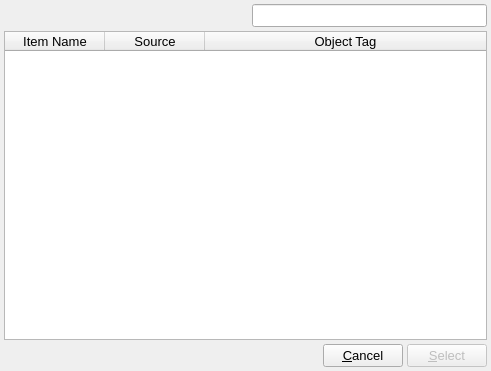
Qt form src/gui/selectgenericitemdialog.ui (disorderedmaterials/dissolve) before a commit.
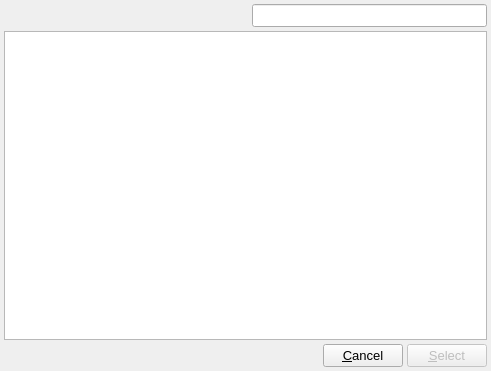
The same form after that commit. Icons and pictures are not drawn.

Commit message: Update GUI code to use new GenericList.

The edit to the form file:
```diff
--- a/src/gui/selectgenericitemdialog.ui
+++ b/src/gui/selectgenericitemdialog.ui
@@ -84,37 +84,13 @@
     </layout>
    </item>
    <item>
-    <widget class="QTableWidget" name="ItemsTable">
+    <widget class="QListWidget" name="ItemsList">
      <property name="selectionMode">
       <enum>QAbstractItemView::SingleSelection</enum>
      </property>
      <property name="selectionBehavior">
       <enum>QAbstractItemView::SelectRows</enum>
      </property>
-     <attribute name="horizontalHeaderVisible">
-      <bool>true</bool>
-     </attribute>
-     <attribute name="horizontalHeaderStretchLastSection">
-      <bool>true</bool>
-     </attribute>
-     <attribute name="verticalHeaderVisible">
-      <bool>false</bool>
-     </attribute>
-     <column>
-      <property name="text">
-       <string>Item Name</string>
-      </property>
-     </column>
-     <column>
-      <property name="text">
-       <string>Source</string>
-      </property>
-     </column>
-     <column>
-      <property name="text">
-       <string>Object Tag</string>
-      </property>
-     </column>
     </widget>
    </item>
    <item>
```
The commit also changes 9 other files.
